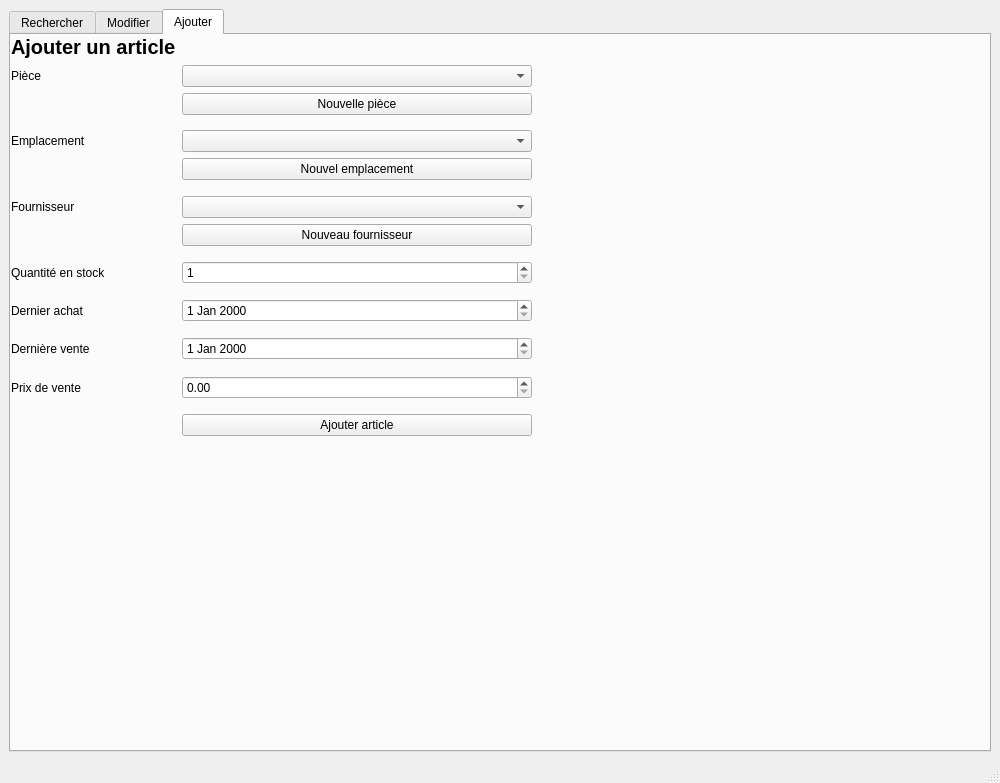
Old version of the form PyQt/Garage.ui in the repository alexhohn/projet_garage.
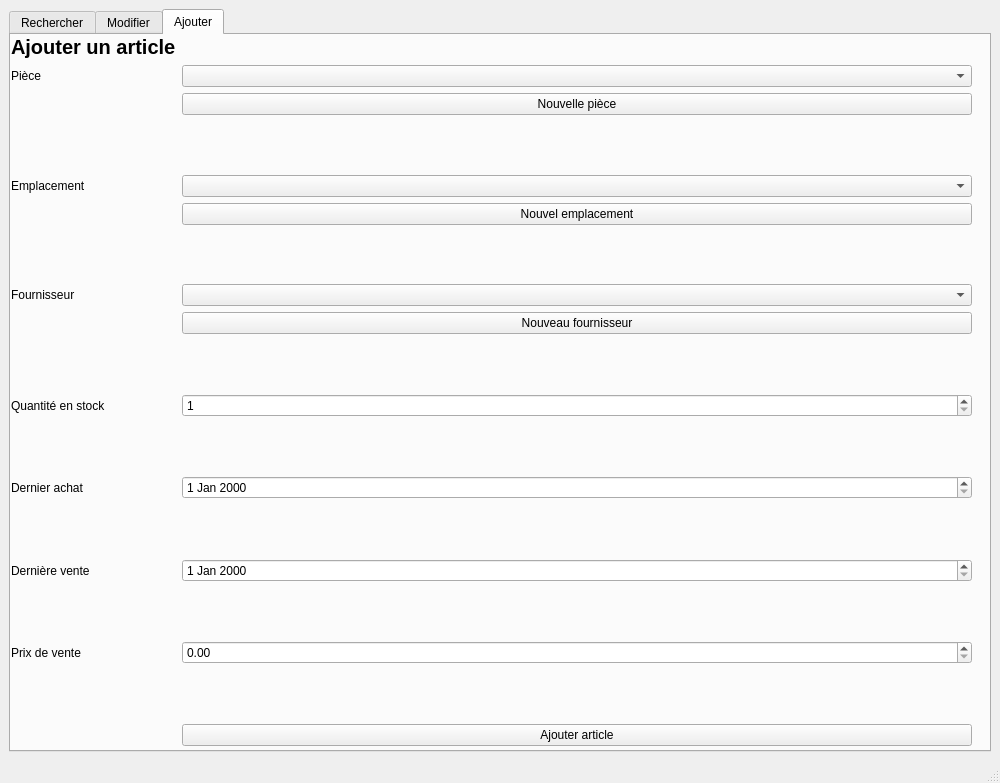
New version of the form.

```diff
--- a/PyQt/Garage.ui
+++ b/PyQt/Garage.ui
@@ -324,8 +324,8 @@
          <rect>
           <x>0</x>
           <y>0</y>
-          <width>521</width>
-          <height>401</height>
+          <width>961</width>
+          <height>711</height>
          </rect>
         </property>
         <layout class="QFormLayout" name="formLayout">
```
